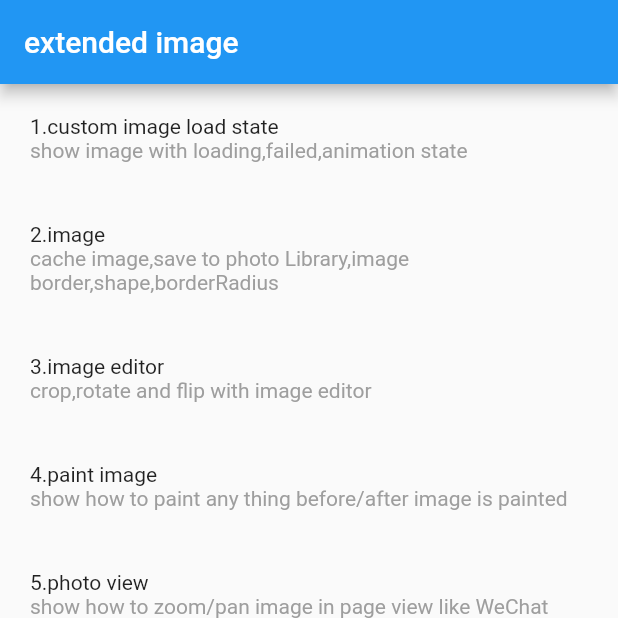
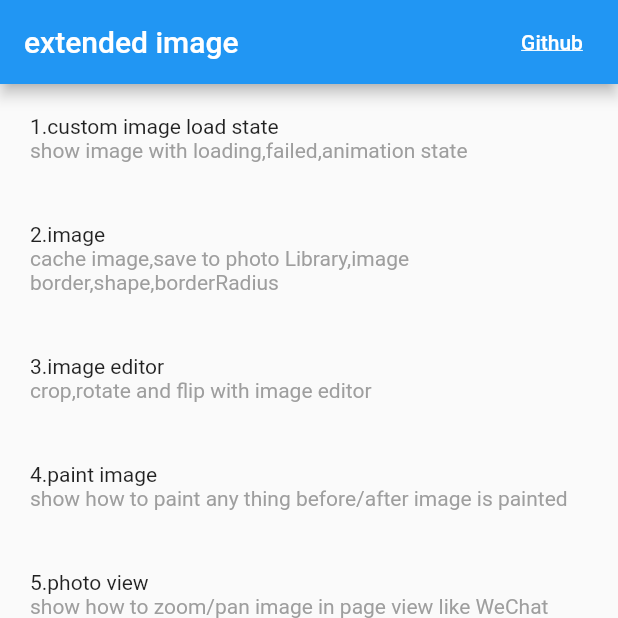
Before and after one commit to fluttercandies/extended_image, a Flutter app: the screen it shows after launch, on a phone screen of 412 x 824 dp, the top half of it. Run offline on Flutter 3.47's test engine with Material 2 defaults, Android fonts, the phone set to English and light mode, and no system bars; drawn by our look-alikes of oktoast; our stand-ins replace image_picker, isolate, js, url_launcher_web; missing offline and left inert: dart:html, extended_image_library, extended_text, ff_annotation_route, flutter_candies_demo_library, http_client_helper and 4 more.

Commit message:
update web demo (add github link)

```diff
--- a/example/lib/pages/image_editor_demo.dart
+++ b/example/lib/pages/image_editor_demo.dart
@@ -87,6 +87,7 @@ class _ImageEditorDemoState extends State<ImageEditorDemo> {
                 'assets/image.jpg',
                 fit: BoxFit.contain,
                 mode: ExtendedImageMode.editor,
+                enableLoadState: true,
                 extendedImageEditorKey: editorKey,
                 initEditorConfigHandler: (state) {
                   return EditorConfig(
--- a/example/lib/pages/main_page.dart
+++ b/example/lib/pages/main_page.dart
@@ -2,6 +2,7 @@ import 'package:extended_image/extended_image.dart';
 import 'package:flutter/foundation.dart';
 import 'package:flutter/material.dart';
 import 'package:ff_annotation_route/ff_annotation_route.dart';
+import 'package:flutter_candies_demo_library/flutter_candies_demo_library.dart';
 import 'package:oktoast/oktoast.dart';
 
 import '../example_route.dart';
@@ -25,6 +26,20 @@ class MainPage extends StatelessWidget {
         // Here we take the value from the MyHomePage object that was created by
         // the App.build method, and use it to set our appbar title.
         title: Text("extended image"),
+        actions: <Widget>[
+          FlatButton(
+              child: Text(
+                'Github',
+                style: TextStyle(
+                  decorationStyle: TextDecorationStyle.solid,
+                  decoration: TextDecoration.underline,
+                  color: Colors.white,
+                ),
+              ),
+              onPressed: () {
+                launch('https://github.com/fluttercandies/extended_image');
+              })
+        ],
       ),
       body: ListView.builder(
         itemBuilder: (c, index) {
```
Also changed, not shown: example/lib/generated_plugin_registrant.dart (added, +15 -0 lines), 5 other files.
